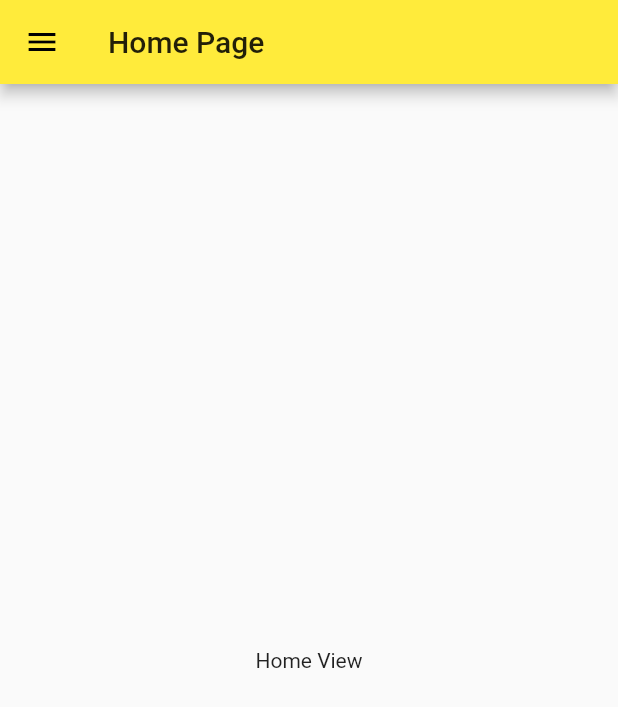
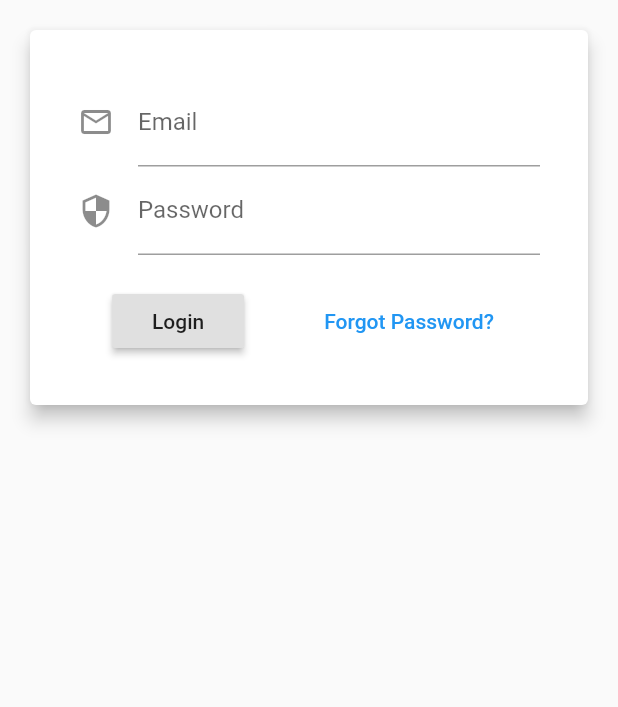
Before and after one commit to vuthienson8/flutter, a Flutter app: the screen it shows after launch, on a phone screen of 412 x 824 dp. Shown: the top 707 px of the screen. Run offline on Flutter 3.47's test engine with Material 2 defaults, Android fonts, the phone set to English and light mode, and no system bars.

Commit message:
login view

```diff
--- a/my_app/application/lib/main.dart
+++ b/my_app/application/lib/main.dart
@@ -1,4 +1,6 @@
-import 'package:application/home/home_view.dart';
+
+// import 'package:application/page/home/home_view.dart';
+import 'package:application/page/login/login_view.dart';
 import 'package:flutter/material.dart';
 
 void main() {
@@ -12,10 +14,10 @@ class MyApp extends StatelessWidget {
     return MaterialApp(
       title: 'Flutter Demo',
       theme: ThemeData(
-        primarySwatch: Colors.yellow,
+        primarySwatch: Colors.blue,
         visualDensity: VisualDensity.adaptivePlatformDensity,
       ),
-      home: HomeView(),
+      home: LoginView(),
     );
   }
 }
--- a/my_app/application/lib/drawer/widgets/drawer_widget.dart
+++ b/my_app/application/lib/page/drawer/widgets/drawer_widget.dart
@@ -1,4 +1,5 @@
-import 'package:application/drawer/widgets/settings_view.dart';
+
+import 'package:application/page/drawer/widgets/settings_view.dart';
 import 'package:flutter/cupertino.dart';
 import 'package:flutter/material.dart';
 
--- /dev/null
+++ b/my_app/application/lib/page/login/login_view.dart
@@ -0,0 +1,71 @@
+import 'package:flutter/cupertino.dart';
+import 'package:flutter/material.dart';
+
+class LoginView extends StatefulWidget {
+  @override
+  State<StatefulWidget> createState() => _LoginViewState();
+}
+
+class _LoginViewState extends State<LoginView> {
+  @override
+  Widget build(BuildContext context) {
+    return Scaffold(
+      body: Center(
+        child: Stack(
+          children: [
+            Container(), //tao background
+            ListView(
+              children: [
+                Column(
+                  children: [
+                    Container(
+                      padding: EdgeInsets.all(16.0),
+                      width: 500,
+                      child: Card(
+                        elevation: 5,
+                        child: Padding(
+                          padding: EdgeInsets.all(32),
+                          child: Column(
+                            children: [
+                              TextFormField(
+                                key: Key('email'),
+                                decoration: InputDecoration(
+                                    labelText: 'Email',
+                                    icon: Icon(Icons.email_outlined)),
+                              ),
+                              TextFormField(
+                                key: Key('password'),
+                                decoration: InputDecoration(
+                                  labelText: 'Password',
+                                  icon: Icon(Icons.security),
+                                ),
+                                obscureText: true,
+                              ),
+                              SizedBox(height: 20),
+                              Row(
+                                mainAxisAlignment: MainAxisAlignment.spaceAround,
+                                children: [
+                                  RaisedButton(
+                                    onPressed: () {},
+                                    child: Text('Login'),
+                                  ),
+                                  TextButton(
+                                      onPressed: () {},
+                                      child: Text('Forgot Password?'))
+                                ],
+                              ),
+                            ],
+                          ),
+                        ),
+                      ),
+                    )
+                  ],
+                )
+              ],
+            )
+          ],
+        ),
+      ),
+    );
+  }
+}
```
Also changed, not shown: my_app/application/lib/page/drawer/widgets/settings_view.dart (renamed from my_app/application/lib/drawer/widgets/settings_view.dart), my_app/application/lib/page/home/home_view.dart (renamed from my_app/application/lib/home/home_view.dart), 1 other file.
